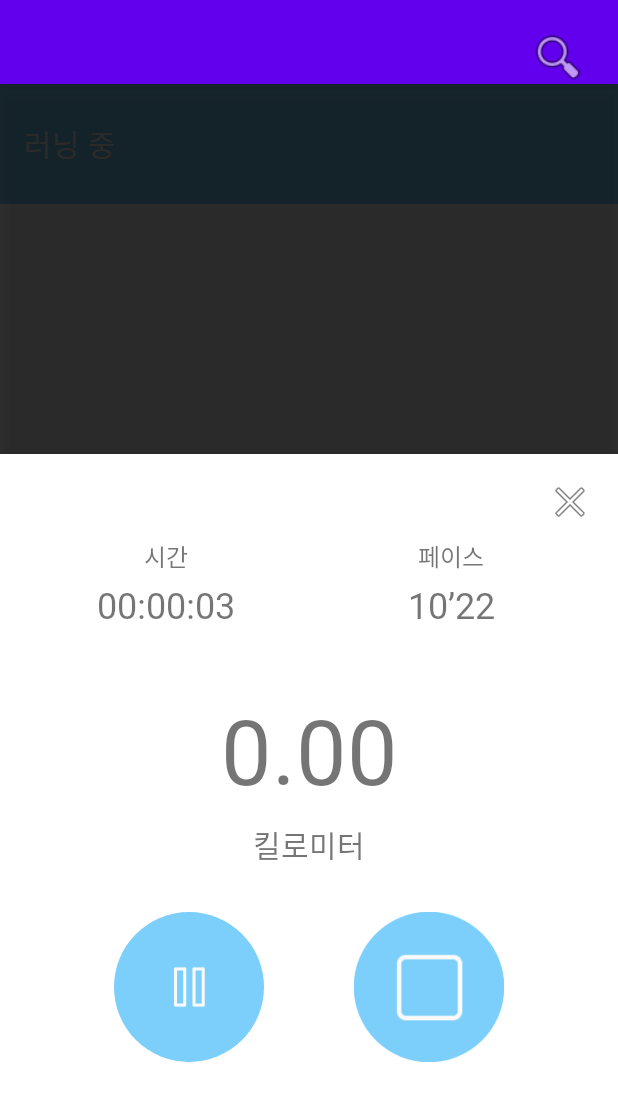
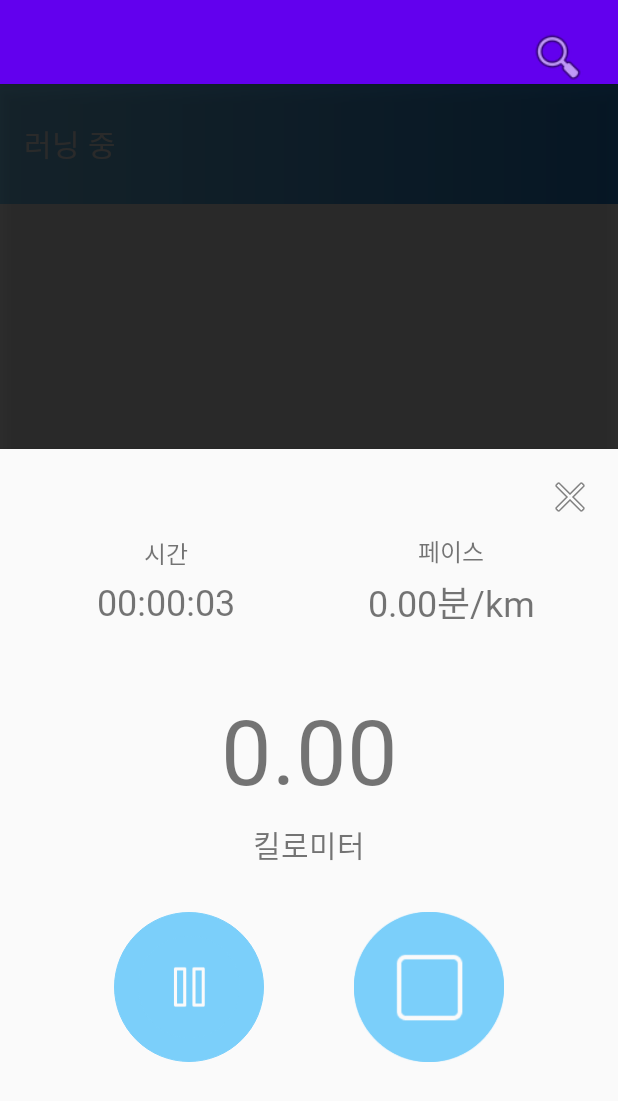
Before and after one commit to jwayj/RunPTApp, an Android app: the RunActivity screen opened directly, with no data from a screen before it, after a tap on an icon or button, on a phone screen of 412 x 824 dp. Shown: the top 1101 px of the screen. Run offline under Robolectric (Android 15) with nearby library versions, the phone set to English and light mode, and no system bars; 1 statement that could not run was skipped.

Commit message:
0505 1차백업

```diff
--- a/app/src/main/res/drawable/circle_button.xml
+++ b/app/src/main/res/drawable/circle_button.xml
@@ -3,6 +3,10 @@
     android:shape="oval">
     <!-- 버튼 배경색 -->
     <solid android:color="#7BCFFA" />
+    <!-- 테두리 추가 -->
+    <stroke
+        android:width="0.5dp"
+        android:color="#FAFAFA" /> <!-- 흰색 테두리 -->
     <!-- 크기를 여기서 기본 지정 -->
     <size
         android:width="120dp"
--- /dev/null
+++ b/app/src/main/res/drawable/gradient_toolbar.xml
@@ -0,0 +1,7 @@
+<?xml version="1.0" encoding="utf-8"?>
+<shape xmlns:android="http://schemas.android.com/apk/res/android" android:shape="rectangle">
+    <gradient
+        android:startColor="#7BCFFA"
+        android:endColor="#2586DA"
+        android:angle="0"/>
+</shape>
--- a/app/src/main/res/layout/activity_main.xml
+++ b/app/src/main/res/layout/activity_main.xml
@@ -9,7 +9,7 @@
         android:id="@+id/toolbar"
         android:layout_width="match_parent"
         android:layout_height="80dp"
-        android:background="@color/light_blue"
+        android:background="@drawable/gradient_toolbar"
         app:popupTheme="@style/ThemeOverlay.AppCompat.Light"
         app:title="">
 
@@ -45,7 +45,7 @@
         android:layout_width="match_parent"
         android:layout_height="wrap_content"
         android:orientation="horizontal"
-        android:background="#FFFFFF"
+        android:background="#FAFAFA"
         android:gravity="center"
         android:layout_alignParentBottom="true">
 
--- a/app/src/main/res/layout/activity_run.xml
+++ b/app/src/main/res/layout/activity_run.xml
@@ -2,14 +2,15 @@
 <RelativeLayout xmlns:android="http://schemas.android.com/apk/res/android"
     xmlns:app="http://schemas.android.com/apk/res-auto"
     android:layout_width="match_parent"
-    android:layout_height="match_parent">
+    android:layout_height="match_parent"
+    android:background="#FAFAFA">
 
     <!-- (1) 상단바 -->
     <com.google.android.material.appbar.MaterialToolbar
         android:id="@+id/toolbar"
         android:layout_width="match_parent"
         android:layout_height="80dp"
-        android:background="@color/light_blue"
+        android:background="@drawable/gradient_toolbar"
         android:gravity="center_vertical"
         app:titleMarginTop="10dp"
         app:titleMarginBottom="0dp"
@@ -47,7 +48,7 @@
         android:layout_height="wrap_content"
         android:layout_alignParentBottom="true"
         android:orientation="horizontal"
-        android:background="#FFFFFF"
+        android:background="#FAFAFA"
         android:gravity="center">
 
         <!-- 네비게이션 아이콘들 -->
@@ -142,7 +143,7 @@
             android:layout_height="wrap_content"
             android:layout_gravity="bottom"
             android:orientation="vertical"
-            android:background="#FFF"
+            android:background="#FAFAFA"
             android:elevation="4dp"
             android:padding="16dp"
             android:layout_alignParentBottom="true">
@@ -207,7 +208,7 @@
                         android:id="@+id/tvStatPace"
                         android:layout_width="wrap_content"
                         android:layout_height="wrap_content"
-                        android:text="10’22"
+                        android:text="0.00분/km"
                     android:textSize="24sp"
                     android:fontFamily="@font/gmarketlight"
                     android:layout_marginTop="4dp"/>
--- a/app/src/main/res/layout/fragment_running.xml
+++ b/app/src/main/res/layout/fragment_running.xml
@@ -25,7 +25,7 @@
         android:fontFamily="@font/gmarketmedium"
         android:text="시 작"
         android:textSize="30sp"
-        android:textColor="@android:color/white"
+        android:textColor="#FAFAFA"
         android:gravity="center"/>
 
     <WebView
```
Also changed, not shown: app/src/main/java/com/example/myapplication/ui/activities/Login.java (+29 -0 lines), app/src/main/res/layout/activity_feedback.xml (+5 -4 lines), app/src/main/res/layout/activity_login.xml (+22 -2 lines), app/src/main/res/drawable/mainloading.png (added).
